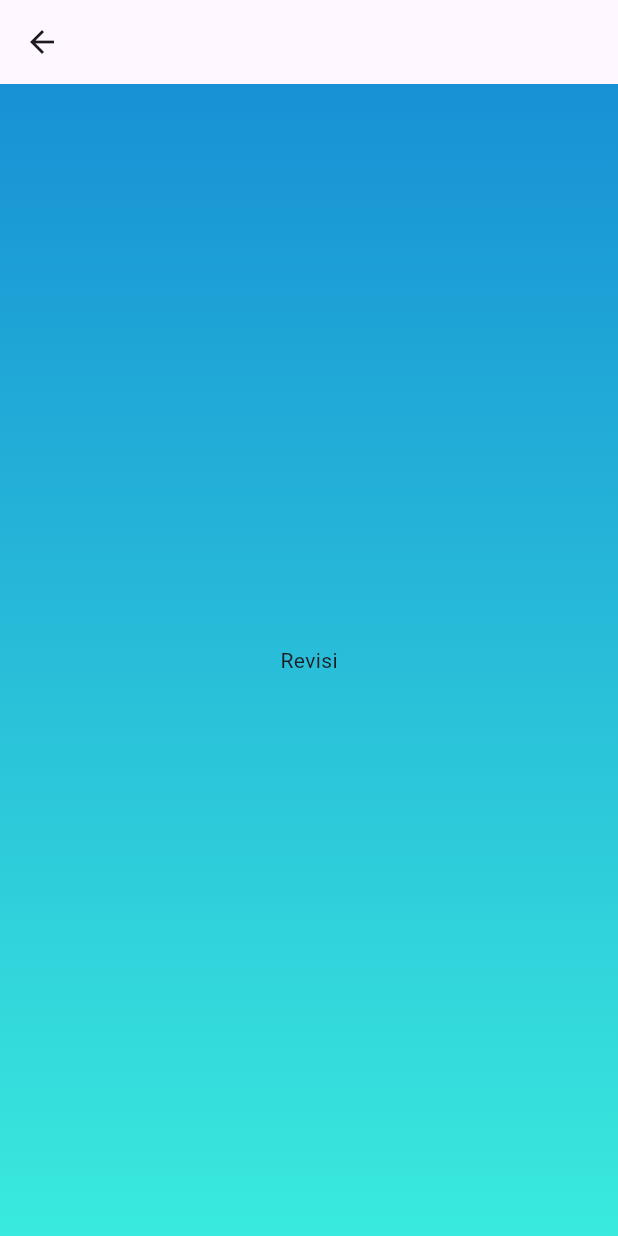
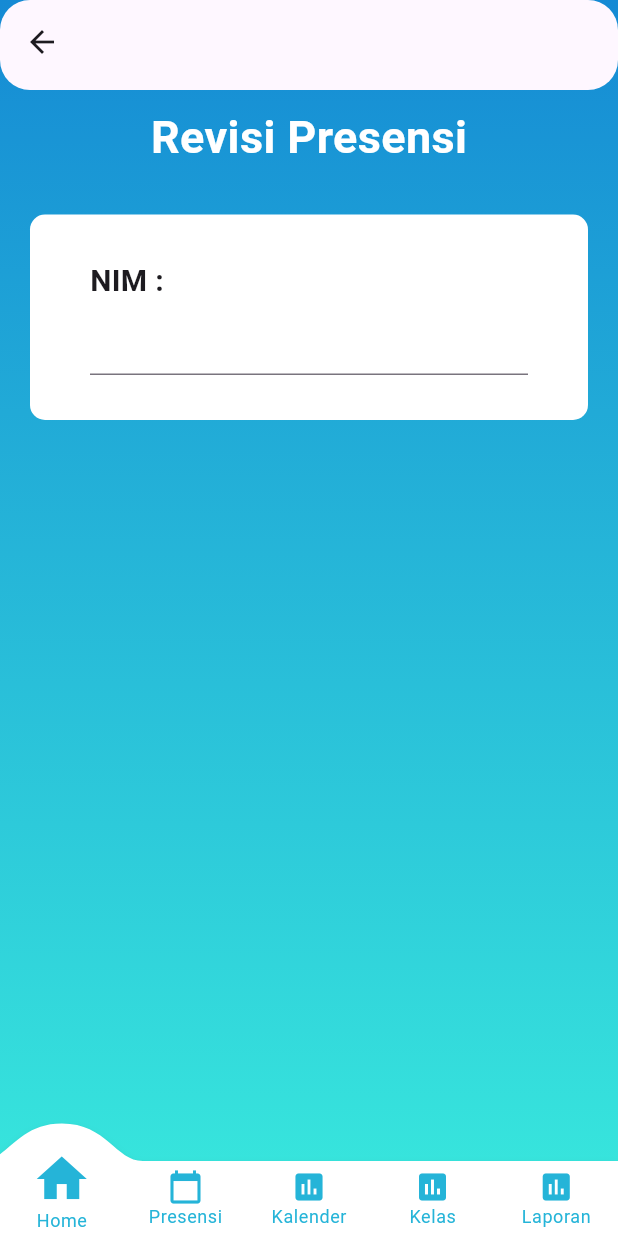
Before and after one commit to orminla/sp_academix, a Flutter app: the RevisiPages screen opened directly, on a phone screen of 412 x 824 dp. Run offline on Flutter 3.47's test engine with Material 3 defaults, Android fonts, the phone set to English and light mode, and no system bars; drawn by our look-alikes of convex_bottom_bar.

```diff
--- /dev/null
+++ b/lib/sirekap/views/revisi/pages.dart
@@ -0,0 +1,63 @@
+import 'package:flutter/material.dart';
+
+class PagesFormRevisi extends StatefulWidget {
+  const PagesFormRevisi({super.key});
+
+  @override
+  State<PagesFormRevisi> createState() => _PagesFormRevisiState();
+}
+
+class _PagesFormRevisiState extends State<PagesFormRevisi> {
+  @override
+  Widget build(BuildContext context) {
+    return Scaffold(
+      backgroundColor: Colors.transparent,
+      body: ListView(
+        scrollDirection: Axis.vertical,
+        clipBehavior: Clip.hardEdge,
+        children: [
+          header(),
+          Container(
+            decoration: BoxDecoration(
+              color: Colors.white,
+              borderRadius: BorderRadius.circular(10),
+            ),
+            padding: const EdgeInsets.all(30),
+            margin: const EdgeInsets.all(20),
+            child: Column(
+              children: [
+                Padding(
+                  padding: const EdgeInsets.symmetric(horizontal: 10),
+                  child: Column(
+                    crossAxisAlignment: CrossAxisAlignment.start,
+                    children: [
+                      Text(
+                        "NIM :",
+                        style: TextStyle(
+                            fontSize: 20, fontWeight: FontWeight.bold),
+                      ),
+                      TextField(),
+                    ],
+                  ),
+                )
+              ],
+            ),
+          )
+        ],
+      ),
+    );
+  }
+
+  Container header() {
+    return Container(
+      padding: EdgeInsets.all(10),
+      child: const Center(
+        child: Text(
+          "Revisi Presensi",
+          style: TextStyle(
+              fontSize: 30, color: Colors.white, fontWeight: FontWeight.bold),
+        ),
+      ),
+    );
+  }
+}
--- a/lib/sirekap/views/revisi/revisi.dart
+++ b/lib/sirekap/views/revisi/revisi.dart
@@ -1,3 +1,5 @@
+import 'package:academix_polnep/sirekap/views/revisi/pages.dart';
+import 'package:convex_bottom_bar/convex_bottom_bar.dart';
 import 'package:flutter/material.dart';
 
 class RevisiPages extends StatefulWidget {
@@ -8,10 +10,25 @@ class RevisiPages extends StatefulWidget {
 }
 
 class _RevisiPagesState extends State<RevisiPages> {
+  int selected = 0;
+  final pages = [
+    const PagesFormRevisi(),
+    const Text("Presensi"),
+    const Text("Test"),
+    const Text("Halo"),
+    const Text("Dragon"),
+  ];
+
+  void changeSelectedNavBar(int index) {
+    setState(() {
+      selected = index;
+    });
+  }
+
   @override
   Widget build(BuildContext context) {
     return Container(
-        decoration: BoxDecoration(
+        decoration: const BoxDecoration(
             gradient: LinearGradient(
           begin: Alignment.topCenter,
           end: Alignment.bottomCenter,
@@ -22,18 +39,39 @@ class _RevisiPagesState extends State<RevisiPages> {
         )),
         child: Scaffold(
           backgroundColor: Colors.transparent,
-          appBar: AppBar(
-            elevation: 0,
-            leading: IconButton(
-              icon: Icon(Icons.arrow_back),
-              onPressed: () {
-                Navigator.pop(context);
-              },
+          appBar: PreferredSize(
+            preferredSize: const Size.fromHeight(60),
+            child: ClipRRect(
+              borderRadius: const BorderRadius.horizontal(
+                left: Radius.circular(20),
+                right: Radius.circular(20),
+              ),
+              child: AppBar(
+                elevation: 0,
+                leading: IconButton(
+                  icon: const Icon(Icons.arrow_back),
+                  onPressed: () {
+                    Navigator.pop(context);
+                  },
+                ),
+              ),
             ),
-
           ),
-          body: Center(
-            child: Text("Revisi"),
+          body: pages.elementAt(selected),
+          bottomNavigationBar: ConvexAppBar(
+            backgroundColor: Colors.white,
+            color: const Color(0xFF25B4D8),
+            activeColor: const Color(0xFF25B4D8),
+            style: TabStyle.react,
+            items: const [
+              TabItem(icon: Icons.home, title: 'Home'),
+              TabItem(icon: Icons.calendar_today, title: "Presensi"),
+              TabItem(icon: Icons.assessment, title: "Kalender"),
+              TabItem(icon: Icons.assessment, title: "Kelas"),
+              TabItem(icon: Icons.assessment, title: "Laporan"),
+            ],
+            onTap: changeSelectedNavBar,
+            initialActiveIndex: 0,
           ),
         ));
   }
--- a/pubspec.yaml
+++ b/pubspec.yaml
@@ -3,7 +3,7 @@ description: A new Flutter project.
 
 # The following line prevents the package from being accidentally published to
 # pub.dev using `flutter pub publish`. This is preferred for private packages.
-publish_to: 'none' # Remove this line if you wish to publish to pub.dev
+publish_to: "none" # Remove this line if you wish to publish to pub.dev
 
 # The following defines the version and build number for your application.
 # A version number is three numbers separated by dots, like 1.2.43
@@ -30,11 +30,11 @@ dependencies:
   flutter:
     sdk: flutter
 
-
   # The following adds the Cupertino Icons font to your application.
   # Use with the CupertinoIcons class for iOS style icons.
   cupertino_icons: ^1.0.2
   convex_bottom_bar: ^3.2.0
+  google_fonts: ^6.2.1
 
 dev_dependencies:
   flutter_test:
@@ -52,7 +52,6 @@ dev_dependencies:
 
 # The following section is specific to Flutter packages.
 flutter:
-
   # The following line ensures that the Material Icons font is
   # included with your application, so that you can use the icons in
   # the material Icons class.
```
Also changed, not shown: pubspec.lock.
